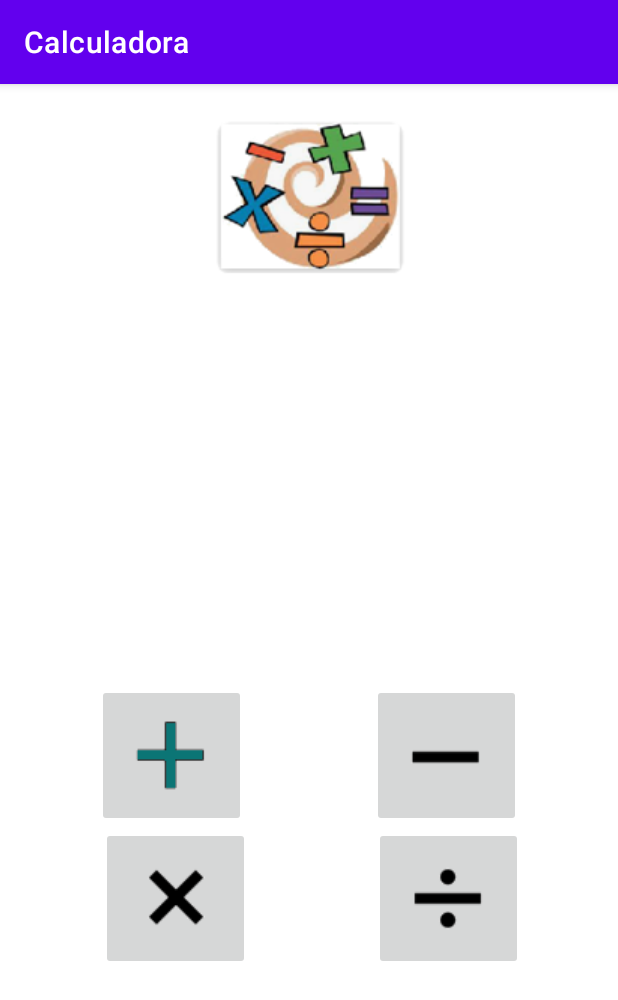
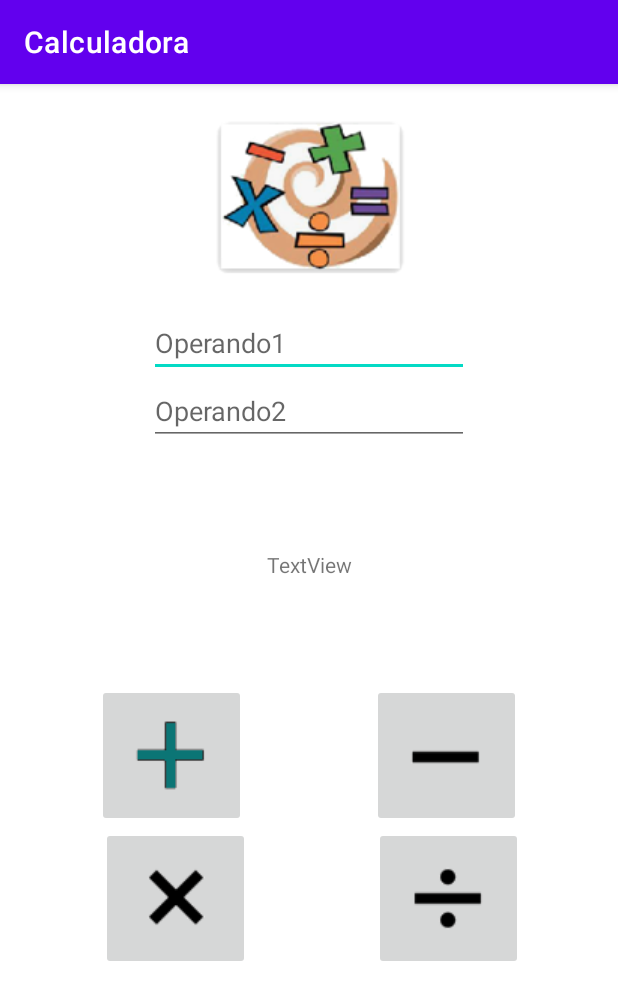
Before and after one commit to askiji/Calculadora, an Android app: the screen it shows after launch (MainActivity), on a phone screen of 412 x 824 dp. Shown: the top 1000 px of the screen. Run offline under Robolectric (Android 15) with nearby library versions, the phone set to English and light mode, and no system bars.

```diff
--- a/app/src/main/java/com/example/calculadora/MainActivity.kt
+++ b/app/src/main/java/com/example/calculadora/MainActivity.kt
@@ -3,36 +3,46 @@ package com.example.calculadora
 import androidx.appcompat.app.AppCompatActivity
 import android.os.Bundle
 import android.widget.ImageButton
+import android.widget.TextView
+import android.widget.Toast
 
 class MainActivity : AppCompatActivity() {
     override fun onCreate(savedInstanceState: Bundle?) {
         super.onCreate(savedInstanceState)
         setContentView(R.layout.activity_main)
 // TODO
+        var opeUno : TextView = findViewById(R.id.operandoUno)
+        var opeDos : TextView = findViewById(R.id.operandoDos)
+        var resul : TextView = findViewById(R.id.resultado)
 
         var  btnS : ImageButton
         btnS = findViewById(R.id.suma)
 
         btnS.setOnClickListener(){
-            btnS.setImageResource(R.drawable.sumaa)
+//            btnS.setImageResource(R.drawable.sumaa)
+            with(resul) { setText(opeUno.tooltipText + opeDos.tooltipText) }
+            Toast.makeText(this, "Suma ejecutada" , Toast.LENGTH_SHORT).show()
         }
                 var  btnR : ImageButton
         btnR= findViewById(R.id.resta)
 
         btnR.setOnClickListener(){
-            btnR.setImageResource(R.drawable.restaa)
+//            btnR.setImageResource(R.drawable.restaa)
+            Toast.makeText(this, "Resta ejecutada" , Toast.LENGTH_SHORT).show()
         }
                 var  btnM : ImageButton
         btnM = findViewById(R.id.multi)
 
         btnM.setOnClickListener(){
-            btnM.setImageResource(R.drawable.multia)
+//            btnM.setImageResource(R.drawable.multia)
+            Toast.makeText(this, "Multiplicacion ejecutada" , Toast.LENGTH_SHORT).show()
         }
                 var  btnD : ImageButton
         btnD = findViewById(R.id.divi)
 
         btnD.setOnClickListener(){
-            btnD.setImageResource(R.drawable.divia)
+//            btnD.setImageResource(R.drawable.divia)
+            Toast.makeText(this, "Division ejecutada" , Toast.LENGTH_SHORT).show()
         }
 
 
--- /dev/null
+++ b/app/src/main/res/drawable/accionsuma.xml
@@ -0,0 +1,8 @@
+<?xml version="1.0" encoding="utf-8"?>
+<selector xmlns:android="http://schemas.android.com/apk/res/android">
+    <item android:state_pressed="true"
+        android:drawable="@drawable/sumaa" /> <!-- pressed -->
+    <item android:state_focused="true"
+        android:drawable="@drawable/sumaa" /> <!-- focused -->
+    <item android:drawable="@drawable/suman" /> <!-- default -->
+</selector>
--- /dev/null
+++ b/app/src/main/res/drawable/diviaccion.xml
@@ -0,0 +1,8 @@
+<?xml version="1.0" encoding="utf-8"?>
+<selector xmlns:android="http://schemas.android.com/apk/res/android">
+    <item android:state_pressed="true"
+        android:drawable="@drawable/divia" /> <!-- pressed -->
+    <item android:state_focused="true"
+        android:drawable="@drawable/divia" /> <!-- focused -->
+    <item android:drawable="@drawable/divin" /> <!-- default -->
+</selector>
--- /dev/null
+++ b/app/src/main/res/drawable/multiaccion.xml
@@ -0,0 +1,8 @@
+<?xml version="1.0" encoding="utf-8"?>
+<selector xmlns:android="http://schemas.android.com/apk/res/android">
+    <item android:state_pressed="true"
+        android:drawable="@drawable/multia" /> <!-- pressed -->
+    <item android:state_focused="true"
+        android:drawable="@drawable/multia" /> <!-- focused -->
+    <item android:drawable="@drawable/multin" /> <!-- default -->
+</selector>
--- /dev/null
+++ b/app/src/main/res/drawable/restaaccion.xml
@@ -0,0 +1,8 @@
+<?xml version="1.0" encoding="utf-8"?>
+<selector xmlns:android="http://schemas.android.com/apk/res/android">
+    <item android:state_pressed="true"
+        android:drawable="@drawable/restaa" /> <!-- pressed -->
+    <item android:state_focused="true"
+        android:drawable="@drawable/restaa" /> <!-- focused -->
+    <item android:drawable="@drawable/restan" /> <!-- default -->
+</selector>
--- a/app/src/main/res/layout/activity_main.xml
+++ b/app/src/main/res/layout/activity_main.xml
@@ -22,6 +22,7 @@
         android:layout_height="wrap_content"
         android:layout_marginTop="400dp"
         android:layout_marginEnd="10dp"
+        android:src="@drawable/accionsuma"
         app:layout_constraintEnd_toStartOf="@+id/resta"
         app:layout_constraintStart_toStartOf="parent"
         app:layout_constraintTop_toTopOf="parent"
@@ -33,6 +34,7 @@
         android:layout_height="wrap_content"
         android:layout_marginStart="10dp"
         android:layout_marginTop="400dp"
+        android:src="@drawable/restaaccion"
         app:layout_constraintEnd_toEndOf="parent"
         app:layout_constraintStart_toEndOf="@+id/suma"
         app:layout_constraintTop_toTopOf="parent"
@@ -44,18 +46,53 @@
         android:layout_height="wrap_content"
         android:layout_marginStart="4dp"
         android:layout_marginEnd="10dp"
+        android:src="@drawable/multiaccion"
         app:layout_constraintEnd_toStartOf="@+id/divi"
         app:layout_constraintStart_toStartOf="parent"
         app:layout_constraintTop_toBottomOf="@+id/suma"
         app:srcCompat="@drawable/multin" />
+    android:src="@drawable/multiaccion"
 
     <ImageButton
         android:id="@+id/divi"
         android:layout_width="wrap_content"
         android:layout_height="wrap_content"
         android:layout_marginStart="10dp"
+        android:src="@drawable/diviaccion"
         app:layout_constraintEnd_toEndOf="parent"
         app:layout_constraintStart_toEndOf="@+id/multi"
         app:layout_constraintTop_toBottomOf="@+id/resta"
         app:srcCompat="@drawable/divin" />
+
+    <EditText
+        android:id="@+id/operandoUno"
+        android:layout_width="wrap_content"
+        android:layout_height="wrap_content"
+        android:ems="10"
+        android:hint="Operando1"
+        android:inputType="numberDecimal"
+        app:layout_constraintEnd_toEndOf="parent"
+        app:layout_constraintStart_toStartOf="parent"
+        app:layout_constraintTop_toBottomOf="@+id/imageView" />
+
+    <EditText
+        android:id="@+id/operandoDos"
+        android:layout_width="wrap_content"
+        android:layout_height="wrap_content"
+        android:ems="10"
+        android:hint="Operando2"
+        android:inputType="numberDecimal"
+        app:layout_constraintEnd_toEndOf="parent"
+        app:layout_constraintStart_toStartOf="parent"
+        app:layout_constraintTop_toBottomOf="@+id/operandoUno" />
+
+    <TextView
+        android:id="@+id/resultado"
+        android:layout_width="wrap_content"
+        android:layout_height="wrap_content"
+        android:text="TextView"
+        app:layout_constraintBottom_toTopOf="@+id/resta"
+        app:layout_constraintEnd_toEndOf="parent"
+        app:layout_constraintStart_toStartOf="parent"
+        app:layout_constraintTop_toBottomOf="@+id/operandoDos" />
 </androidx.constraintlayout.widget.ConstraintLayout>
```
